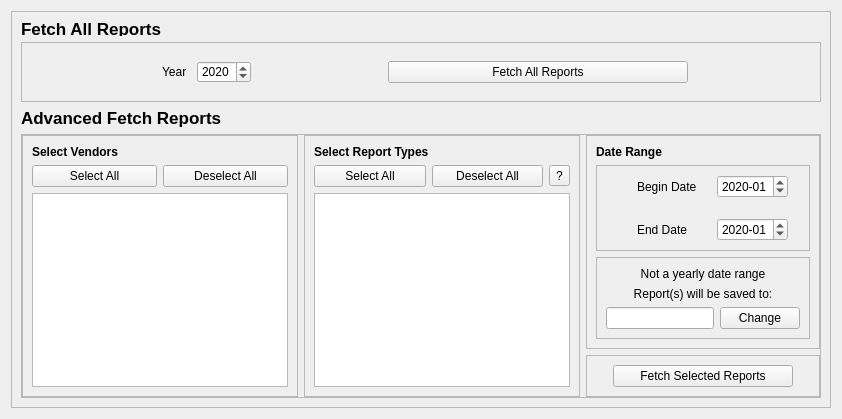
Above: ui/FetchReportsTab.ui from CS-4820-Library-Project/COUNTER-5-Report-Tool-2020-5.0 before the change. Below: the same form after it.
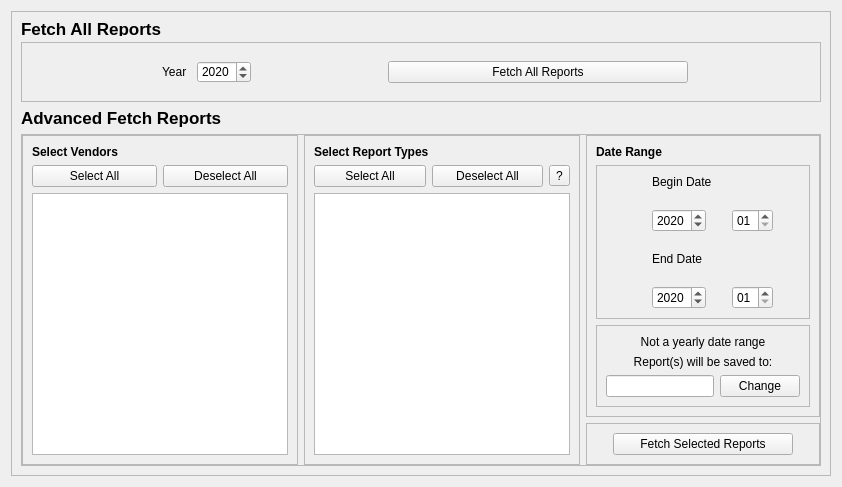
That is the form after the change.

Commit message: Updated FetchReportsTab.py to work with new year-month selectors

What changed in the file:
```diff
--- a/ui/FetchReportsTab.ui
+++ b/ui/FetchReportsTab.ui
@@ -7,7 +7,7 @@
     <x>0</x>
     <y>0</y>
     <width>838</width>
-    <height>408</height>
+    <height>474</height>
    </rect>
   </property>
   <property name="windowTitle">
@@ -427,30 +427,33 @@
                     </property>
                    </widget>
                   </item>
-                  <item row="0" column="1">
-                   <widget class="QDateEdit" name="begin_date_edit_fetch">
-                    <property name="dateTime">
-                     <datetime>
-                      <hour>0</hour>
-                      <minute>0</minute>
-                      <second>0</second>
-                      <year>2020</year>
-                      <month>1</month>
-                      <day>1</day>
-                     </datetime>
-                    </property>
-                    <property name="displayFormat">
-                     <string>yyyy-MM</string>
-                    </property>
-                   </widget>
-                  </item>
-                  <item row="1" column="0">
+                  <item row="2" column="0">
                    <widget class="QLabel" name="label_10">
                     <property name="text">
                      <string>End Date</string>
                     </property>
                    </widget>
                   </item>
+                  <item row="1" column="0">
+                   <widget class="QDateEdit" name="begin_date_edit_fetch_year">
+                    <property name="dateTime">
+                     <datetime>
+                      <hour>0</hour>
+                      <minute>0</minute>
+                      <second>0</second>
+                      <year>2020</year>
+                      <month>1</month>
+                      <day>1</day>
+                     </datetime>
+                    </property>
+                    <property name="currentSection">
+                     <enum>QDateTimeEdit::YearSection</enum>
+                    </property>
+                    <property name="displayFormat">
+                     <string>yyyy</string>
+                    </property>
+                   </widget>
+                  </item>
                   <item row="1" column="1">
                    <widget class="QDateEdit" name="end_date_edit_fetch">
                     <property name="dateTime">
@@ -464,7 +467,41 @@
                      </datetime>
                     </property>
                     <property name="displayFormat">
-                     <string>yyyy-MM</string>
+                     <string>MM</string>
+                    </property>
+                   </widget>
+                  </item>
+                  <item row="3" column="0">
+                   <widget class="QDateEdit" name="end_date_edit_fetch_year">
+                    <property name="dateTime">
+                     <datetime>
+                      <hour>0</hour>
+                      <minute>0</minute>
+                      <second>0</second>
+                      <year>2020</year>
+                      <month>1</month>
+                      <day>1</day>
+                     </datetime>
+                    </property>
+                    <property name="displayFormat">
+                     <string>yyyy</string>
+                    </property>
+                   </widget>
+                  </item>
+                  <item row="3" column="1">
+                   <widget class="QDateEdit" name="end_date_edit_fetch_month">
+                    <property name="dateTime">
+                     <datetime>
+                      <hour>0</hour>
+                      <minute>0</minute>
+                      <second>0</second>
+                      <year>2020</year>
+                      <month>1</month>
+                      <day>1</day>
+                     </datetime>
+                    </property>
+                    <property name="displayFormat">
+                     <string>MM</string>
                     </property>
                    </widget>
                   </item>
```
Left out of the diff: 4 changed lines with no effect on the pictures. The commit also changes 1 other file.
